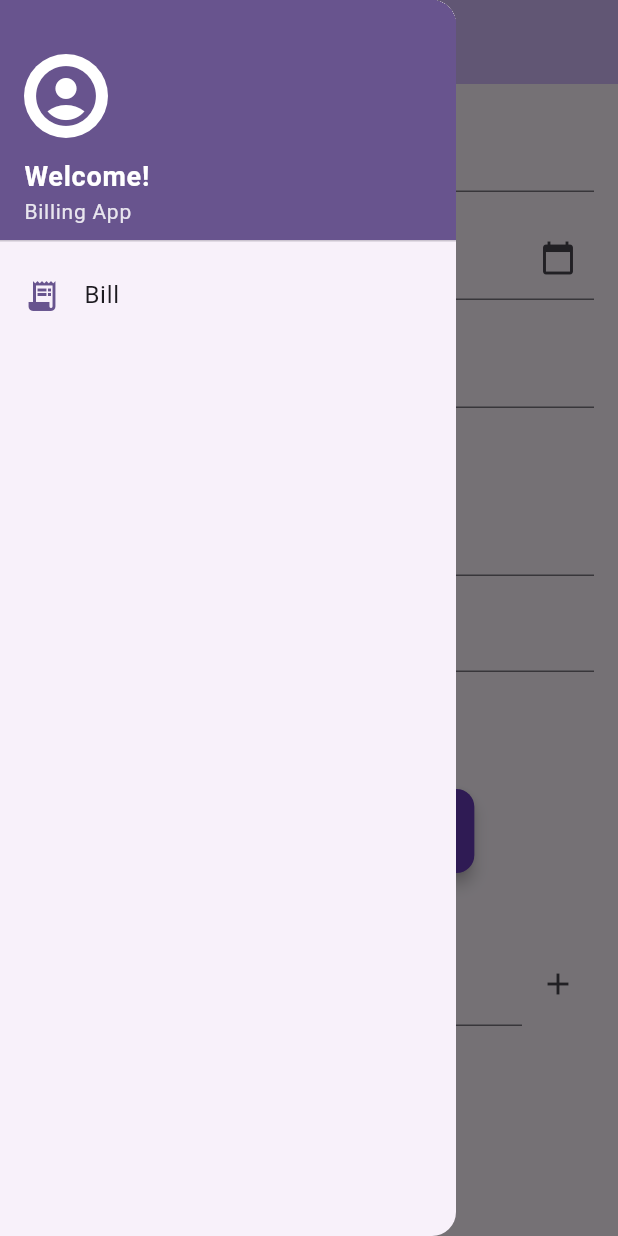
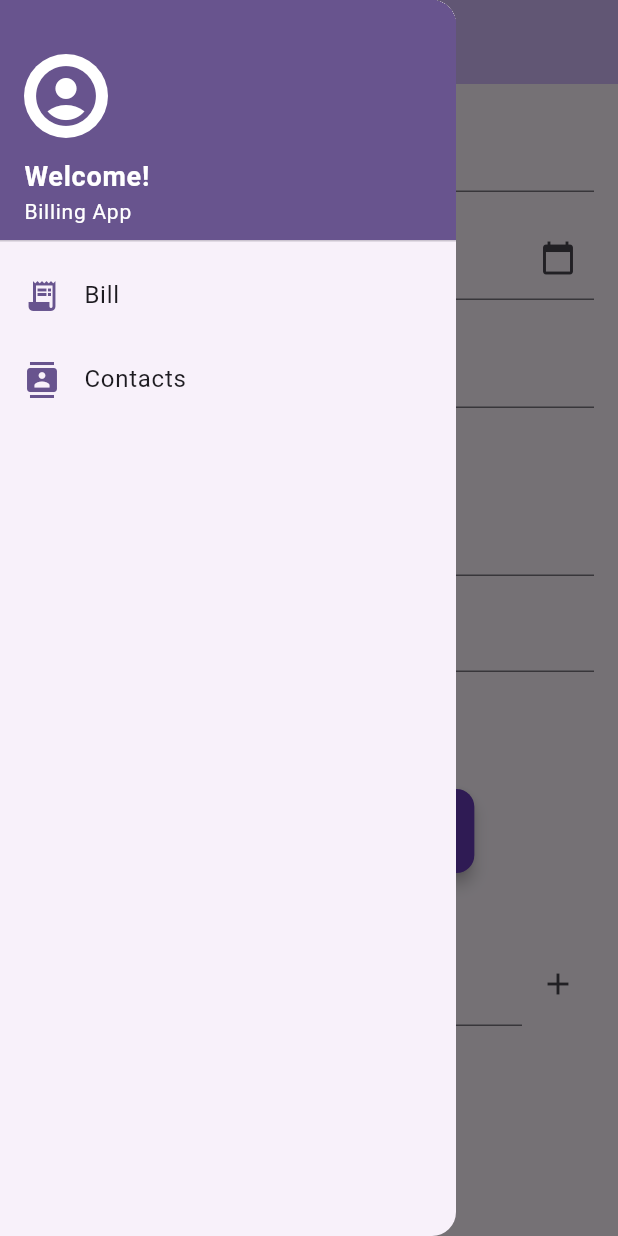
Before and after one commit to sudhameenashankar/billing, a Flutter app: the screen it shows after launch, with the side drawer open, on a phone screen of 412 x 824 dp. Run offline on Flutter 3.47's test engine with Material 3 defaults, Android fonts, the phone set to English and light mode, and no system bars; our stand-ins replace file_picker, font_awesome_flutter, pdf, printing, share_plus, shared_preferences; missing offline and left inert: number_to_words, syncfusion_flutter_pdfviewer.

Commit message:
added contacts detail page

```diff
--- a/lib/drawer.dart
+++ b/lib/drawer.dart
@@ -1,3 +1,4 @@
+import 'package:billing/pages/contacts_page.dart';
 import 'package:flutter/material.dart';
 import 'package:billing/saved_invoices_page.dart';
 
@@ -38,7 +39,7 @@ class InvoiceDrawer extends StatelessWidget {
                 Text(
                   'Billing App',
                   style: TextStyle(
-                    color: Colors.white.withOpacity(0.85),
+                    color: Colors.white.withValues(),
                     fontSize: 14,
                   ),
                 ),
@@ -59,6 +60,21 @@ class InvoiceDrawer extends StatelessWidget {
               );
             },
           ),
+
+          ListTile(
+            leading: Icon(
+              Icons.contacts,
+              color: Theme.of(context).colorScheme.primary,
+            ),
+            title: const Text('Contacts'),
+            onTap: () {
+              Navigator.pop(context);
+              Navigator.push(
+                context,
+                MaterialPageRoute(builder: (_) => const ContactsPage()),
+              );
+            },
+          ),
         ],
       ),
     );
```
